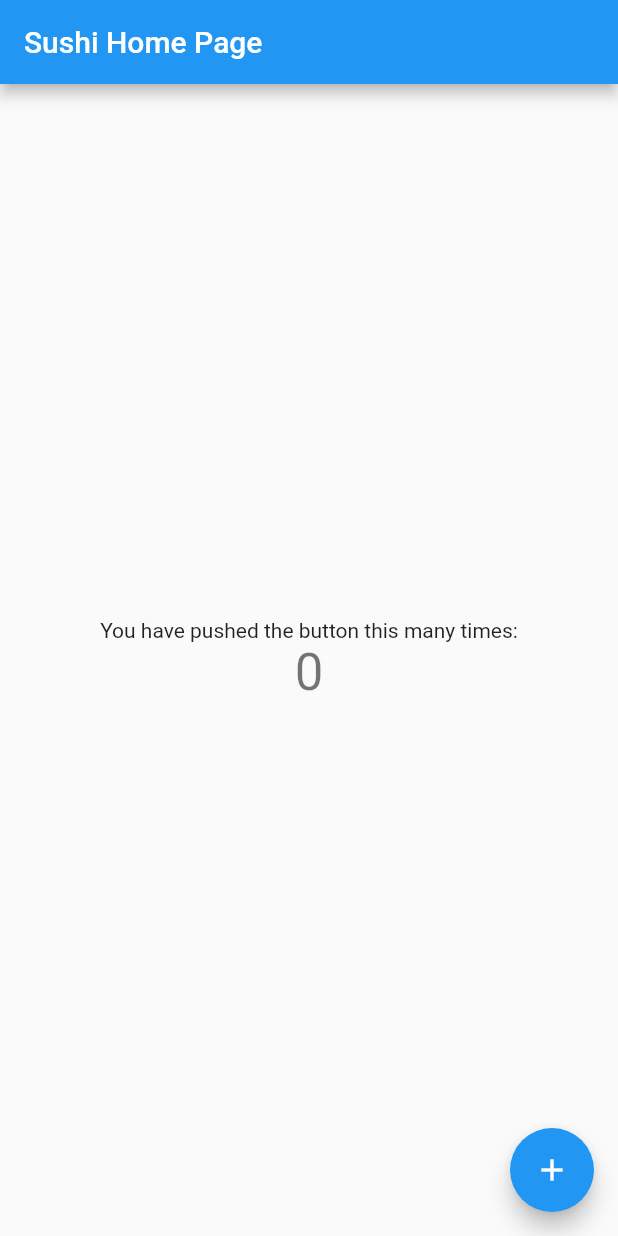
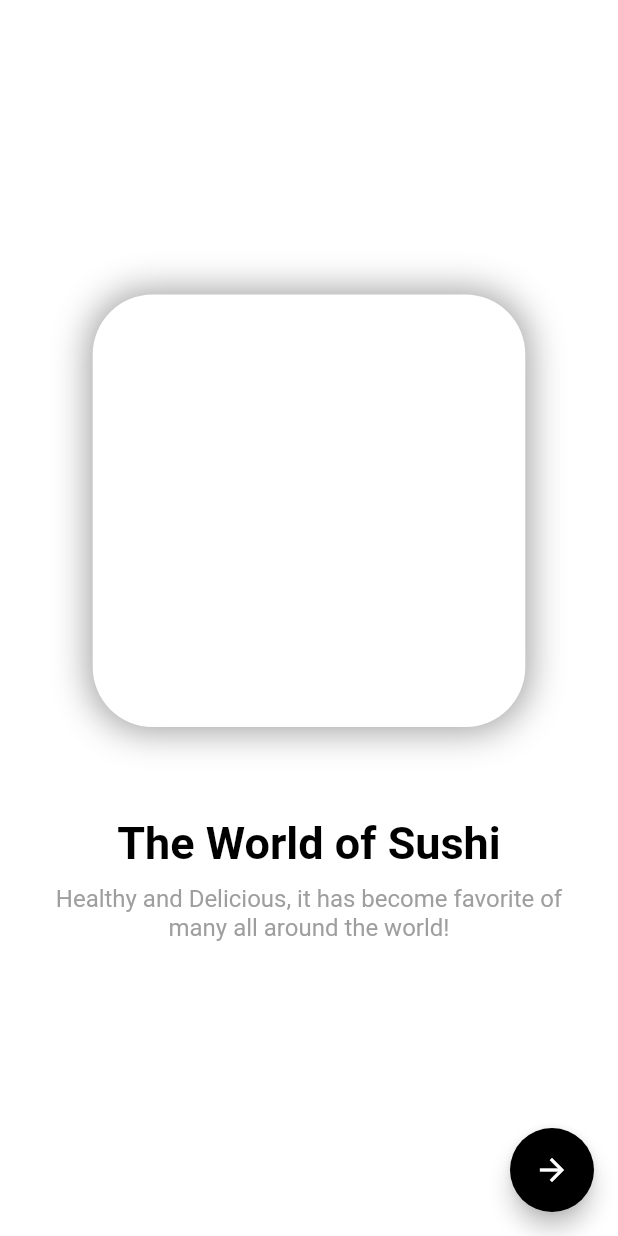
Before and after one commit to codingbbq/flutter_sushi_app, a Flutter app: the screen it shows after launch, on a phone screen of 412 x 824 dp. Run offline on Flutter 3.47's test engine with Material 2 defaults, Android fonts, the phone set to English and light mode, and no system bars.

Commit message:
Sushi landing page - getting started

```diff
--- /dev/null
+++ b/lib/constants/constants.dart
@@ -0,0 +1,12 @@
+library constants;
+
+import 'package:flutter/material.dart';
+
+const Color black = Colors.black;
+const Color text = Colors.grey;
+
+const TextStyle h1 = TextStyle(
+  color: black,
+  fontSize: 30.0,
+  fontWeight: FontWeight.bold,
+);
--- a/lib/main.dart
+++ b/lib/main.dart
@@ -1,117 +1,24 @@
 import 'package:flutter/material.dart';
+import 'package:flutter_sushi_app/pages/landing_page.dart';
 
 void main() {
-  runApp(MyApp());
+  runApp(SushiApp());
 }
 
-class MyApp extends StatelessWidget {
+class SushiApp extends StatelessWidget {
   // This widget is the root of your application.
   @override
   Widget build(BuildContext context) {
     return MaterialApp(
-      title: 'Sushi App Demo',
+      debugShowCheckedModeBanner: false,
+      title: 'Sushi App',
       theme: ThemeData(
-        // This is the theme of your application.
-        //
-        // Try running your application with "flutter run". You'll see the
-        // application has a blue toolbar. Then, without quitting the app, try
-        // changing the primarySwatch below to Colors.green and then invoke
-        // "hot reload" (press "r" in the console where you ran "flutter run",
-        // or simply save your changes to "hot reload" in a Flutter IDE).
-        // Notice that the counter didn't reset back to zero; the application
-        // is not restarted.
-        primarySwatch: Colors.blue,
-        // This makes the visual density adapt to the platform that you run
-        // the app on. For desktop platforms, the controls will be smaller and
-        // closer together (more dense) than on mobile platforms.
         visualDensity: VisualDensity.adaptivePlatformDensity,
       ),
-      home: MyHomePage(title: 'Sushi Home Page'),
+      initialRoute: '/',
+      routes: {
+        '/': (context) => LandingPage(),
+      },
     );
   }
 }
-
-class MyHomePage extends StatefulWidget {
-  MyHomePage({Key key, this.title}) : super(key: key);
-
-  // This widget is the home page of your application. It is stateful, meaning
-  // that it has a State object (defined below) that contains fields that affect
-  // how it looks.
-
-  // This class is the configuration for the state. It holds the values (in this
-  // case the title) provided by the parent (in this case the App widget) and
-  // used by the build method of the State. Fields in a Widget subclass are
-  // always marked "final".
-
-  final String title;
-
-  @override
-  _MyHomePageState createState() => _MyHomePageState();
-}
-
-class _MyHomePageState extends State<MyHomePage> {
-  int _counter = 0;
-
-  void _incrementCounter() {
-    setState(() {
-      // This call to setState tells the Flutter framework that something has
-      // changed in this State, which causes it to rerun the build method below
-      // so that the display can reflect the updated values. If we changed
-      // _counter without calling setState(), then the build method would not be
-      // called again, and so nothing would appear to happen.
-      _counter++;
-    });
-  }
-
-  @override
-  Widget build(BuildContext context) {
-    // This method is rerun every time setState is called, for instance as done
-    // by the _incrementCounter method above.
-    //
-    // The Flutter framework has been optimized to make rerunning build methods
-    // fast, so that you can just rebuild anything that needs updating rather
-    // than having to individually change instances of widgets.
-    return Scaffold(
-      appBar: AppBar(
-        // Here we take the value from the MyHomePage object that was created by
-        // the App.build method, and use it to set our appbar title.
-        title: Text(widget.title),
-      ),
-      body: Center(
-        // Center is a layout widget. It takes a single child and positions it
-        // in the middle of the parent.
-        child: Column(
-          // Column is also a layout widget. It takes a list of children and
-          // arranges them vertically. By default, it sizes itself to fit its
-          // children horizontally, and tries to be as tall as its parent.
-          //
-          // Invoke "debug painting" (press "p" in the console, choose the
-          // "Toggle Debug Paint" action from the Flutter Inspector in Android
-          // Studio, or the "Toggle Debug Paint" command in Visual Studio Code)
-          // to see the wireframe for each widget.
-          //
-          // Column has various properties to control how it sizes itself and
-          // how it positions its children. Here we use mainAxisAlignment to
-          // center the children vertically; the main axis here is the vertical
-          // axis because Columns are vertical (the cross axis would be
-          // horizontal).
-          mainAxisAlignment: MainAxisAlignment.center,
-          children: <Widget>[
-            Text(
-              'You have pushed the button this many times:',
-            ),
-            Text(
-              '$_counter',
-              style: Theme.of(context).textTheme.headline4,
-            ),
-          ],
-        ),
-      ),
-      floatingActionButton: FloatingActionButton(
-        onPressed: _incrementCounter,
-        tooltip: 'Increment',
-        child: Icon(Icons.add),
-      ), // This trailing comma makes auto-formatting nicer for build methods.
-    );
-  }
-}
--- /dev/null
+++ b/lib/models/landing_data.dart
@@ -0,0 +1,20 @@
+class SushiLandingData {
+  final String heading;
+  final String subheading;
+  final String image;
+
+  SushiLandingData({
+    this.heading,
+    this.subheading,
+    this.image,
+  });
+}
+
+SushiLandingData worldOfSushi = SushiLandingData(
+  heading: "The World of Sushi",
+  subheading:
+      "Healthy and Delicious, it has become favorite of the many all around the world!",
+  image: "assets/images/01landingPage.png",
+);
+
+List<SushiLandingData> sushiLp = [worldOfSushi];
--- /dev/null
+++ b/lib/pages/landing_page.dart
@@ -0,0 +1,66 @@
+import 'package:flutter/material.dart';
+import 'package:flutter_sushi_app/constants/constants.dart' as CONSTANTS;
+
+class LandingPage extends StatelessWidget {
+  @override
+  Widget build(BuildContext context) {
+    return Scaffold(
+      backgroundColor: Colors.white,
+      body: Container(
+        child: PageView(
+          children: [
+            Container(
+              padding: EdgeInsets.only(
+                left: 30.0,
+                right: 30.0,
+              ),
+              child: Column(
+                mainAxisAlignment: MainAxisAlignment.center,
+                children: [
+                  Container(
+                    width: MediaQuery.of(context).size.width * 0.70,
+                    height: MediaQuery.of(context).size.width * 0.70,
+                    decoration: BoxDecoration(
+                        color: Colors.white,
+                        borderRadius: BorderRadius.circular(40.0),
+                        boxShadow: <BoxShadow>[
+                          BoxShadow(
+                            color: Colors.grey,
+                            blurRadius: 20.0,
+                            spreadRadius: 2.0,
+                          )
+                        ]),
+                  ),
+                  SizedBox(
+                    height: 60.0,
+                  ),
+                  Text(
+                    "The World of Sushi",
+                    style: CONSTANTS.h1,
+                    textAlign: TextAlign.center,
+                  ),
+                  SizedBox(
+                    height: 10.0,
+                  ),
+                  Text(
+                    "Healthy and Delicious, it has become favorite of many all around the world!",
+                    style: TextStyle(
+                      color: CONSTANTS.text,
+                      fontSize: 16.0,
+                    ),
+                    textAlign: TextAlign.center,
+                  )
+                ],
+              ),
+            )
+          ],
+        ),
+      ),
+      floatingActionButton: FloatingActionButton(
+        backgroundColor: CONSTANTS.black,
+        onPressed: () {},
+        child: Icon(Icons.arrow_forward),
+      ),
+    );
+  }
+}
```
Also changed, not shown: 1 other file.
